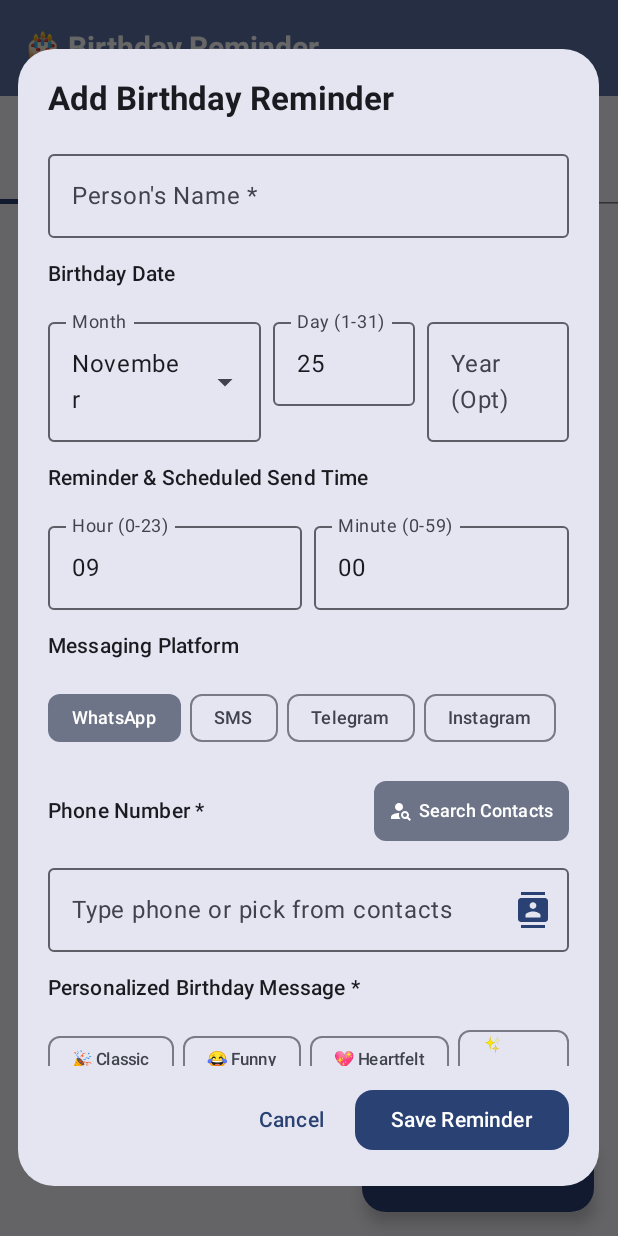
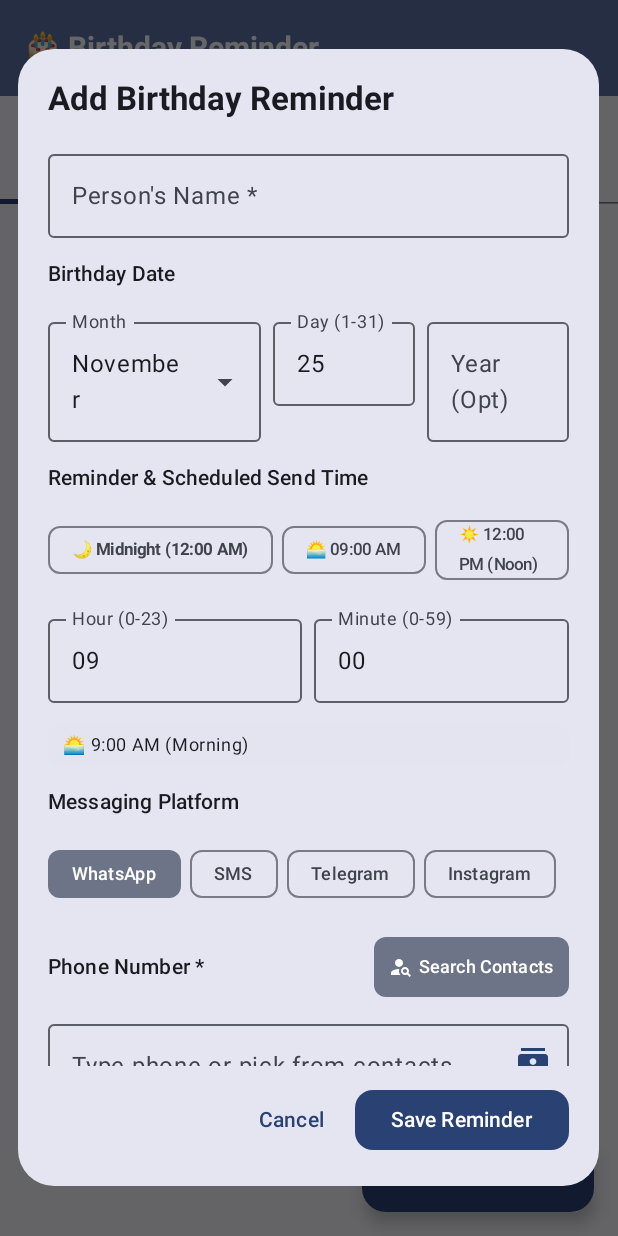
Before and after one commit to shashank2006-ss/birthday-reminder-android, an Android app built with Jetpack Compose: the screen it shows after launch (MainActivity), after a tap on "Add First Birthday", on a phone screen of 412 x 824 dp. Run offline under Robolectric (Android 15) with nearby library versions, the phone set to English and light mode, and no system bars.

Commit message:
Add Midnight (12:00 AM) quick preset and clear AM/PM indicators to eliminate confusion

```diff
--- a/app/src/main/java/com/birthdayreminder/app/ui/components/AddEditPersonDialog.kt
+++ b/app/src/main/java/com/birthdayreminder/app/ui/components/AddEditPersonDialog.kt
@@ -225,6 +225,39 @@ fun AddEditPersonDialog(
                         style = MaterialTheme.typography.labelLarge,
                         fontWeight = FontWeight.SemiBold
                     )
+
+                    // Quick-Time Presets (Midnight, Morning, Noon)
+                    Row(
+                        modifier = Modifier.fillMaxWidth(),
+                        horizontalArrangement = Arrangement.spacedBy(6.dp)
+                    ) {
+                        val isMidnight = reminderHour == 0 && reminderMinute == 0
+                        SuggestionChip(
+                            onClick = {
+                                reminderHour = 0
+                                reminderMinute = 0
+                            },
+                            label = { Text("🌙 Midnight (12:00 AM)", fontSize = 11.sp, fontWeight = FontWeight.Bold) },
+                            colors = SuggestionChipDefaults.suggestionChipColors(
+                                containerColor = if (isMidnight) MaterialTheme.colorScheme.primaryContainer else MaterialTheme.colorScheme.surface
+                            )
+                        )
+                        SuggestionChip(
+                            onClick = {
+                                reminderHour = 9
+                                reminderMinute = 0
+                            },
+                            label = { Text("🌅 09:00 AM", fontSize = 11.sp) }
+                        )
+                        SuggestionChip(
+                            onClick = {
+                                reminderHour = 12
+                                reminderMinute = 0
+                            },
+                            label = { Text("☀️ 12:00 PM (Noon)", fontSize = 11.sp) }
+                        )
+                    }
+
                     Row(
                         modifier = Modifier.fillMaxWidth(),
                         horizontalArrangement = Arrangement.spacedBy(8.dp)
@@ -250,6 +283,38 @@ fun AddEditPersonDialog(
                             keyboardOptions = KeyboardOptions(keyboardType = KeyboardType.Number),
                             modifier = Modifier.weight(1f)
                         )
+                    }
+
+                    // Live explanation badge of selected time (Eliminates Midnight 12 AM vs Noon 12 PM confusion)
+                    val hour12 = if (reminderHour == 0) 12 else if (reminderHour > 12) reminderHour - 12 else reminderHour
+                    val amPm = if (reminderHour >= 12) "PM" else "AM"
+                    val minFormatted = String.format(Locale.US, "%02d", reminderMinute)
+
+                    Surface(
+                        shape = RoundedCornerShape(8.dp),
+                        color = when (reminderHour) {
+                            0 -> MaterialTheme.colorScheme.primaryContainer.copy(alpha = 0.5f)
+                            12 -> MaterialTheme.colorScheme.secondaryContainer.copy(alpha = 0.4f)
+                            else -> MaterialTheme.colorScheme.surfaceVariant.copy(alpha = 0.3f)
+                        },
+                        modifier = Modifier.fillMaxWidth()
+                    ) {
+                        Row(
+                            modifier = Modifier.padding(horizontal = 10.dp, vertical = 6.dp),
+                            verticalAlignment = Alignment.CenterVertically
+                        ) {
+                            Text(
+                                text = when (reminderHour) {
+                                    0 -> "🌙 Exactly $hour12:$minFormatted $amPm (Midnight — Right as the date changes!)"
+                                    12 -> "☀️ Exactly $hour12:$minFormatted $amPm (Noon — Middle of the day)"
+                                    in 1..11 -> "🌅 $hour12:$minFormatted $amPm (Morning)"
+                                    else -> "🌆 $hour12:$minFormatted $amPm (Evening / Night)"
+                                },
+                                style = MaterialTheme.typography.bodySmall,
+                                fontWeight = if (reminderHour == 0 || reminderHour == 12) FontWeight.SemiBold else FontWeight.Normal,
+                                color = if (reminderHour == 0) MaterialTheme.colorScheme.primary else MaterialTheme.colorScheme.onSurface
+                            )
+                        }
                     }
 
                     // Social Media / Platform Selection
```
